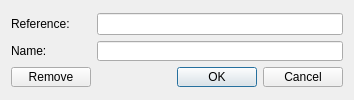
JAntn/wblocks, file FW/UI/referenceeditor.ui: the form before one commit.
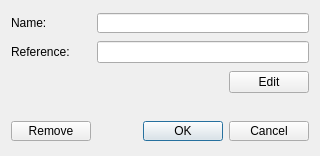
The form after the commit.

Commit message: Connect references with lines. A search bar. Bugs

Diff of the .ui file:
```diff
--- a/FW/UI/referenceeditor.ui
+++ b/FW/UI/referenceeditor.ui
@@ -6,8 +6,8 @@
    <rect>
     <x>0</x>
     <y>0</y>
-    <width>354</width>
-    <height>100</height>
+    <width>320</width>
+    <height>156</height>
    </rect>
   </property>
   <property name="windowTitle">
@@ -16,32 +16,6 @@
   <layout class="QVBoxLayout" name="verticalLayout_2">
    <item>
     <layout class="QVBoxLayout" name="verticalLayout">
-     <item>
-      <layout class="QHBoxLayout" name="horizontalLayout_3">
-       <item>
-        <widget class="QLabel" name="label_2">
-         <property name="minimumSize">
-          <size>
-           <width>80</width>
-           <height>20</height>
-          </size>
-         </property>
-         <property name="maximumSize">
-          <size>
-           <width>80</width>
-           <height>20</height>
-          </size>
-         </property>
-         <property name="text">
-          <string>Reference:</string>
-         </property>
-        </widget>
-       </item>
-       <item>
-        <widget class="QLineEdit" name="ReferenceLineEdit"/>
-       </item>
-      </layout>
-     </item>
      <item>
       <layout class="QHBoxLayout" name="horizontalLayout_2">
        <item>
@@ -81,6 +55,75 @@
        </item>
       </layout>
      </item>
+     <item>
+      <layout class="QHBoxLayout" name="horizontalLayout_3">
+       <item>
+        <widget class="QLabel" name="label_2">
+         <property name="minimumSize">
+          <size>
+           <width>80</width>
+           <height>20</height>
+          </size>
+         </property>
+         <property name="maximumSize">
+          <size>
+           <width>80</width>
+           <height>20</height>
+          </size>
+         </property>
+         <property name="text">
+          <string>Reference:</string>
+         </property>
+        </widget>
+       </item>
+       <item>
+        <widget class="QLineEdit" name="ReferenceLineEdit"/>
+       </item>
+      </layout>
+     </item>
+     <item>
+      <layout class="QHBoxLayout" name="horizontalLayout_4">
+       <item>
+        <spacer name="horizontalSpacer_2">
+         <property name="orientation">
+          <enum>Qt::Horizontal</enum>
+         </property>
+         <property name="sizeHint" stdset="0">
+          <size>
+           <width>40</width>
+           <height>20</height>
+          </size>
+         </property>
+        </spacer>
+       </item>
+       <item>
+        <widget class="QPushButton" name="EditButton">
+         <property name="minimumSize">
+          <size>
+           <width>0</width>
+           <height>20</height>
+          </size>
+         </property>
+         <property name="sizeIncrement">
+          <size>
+           <width>0</width>
+           <height>20</height>
+          </size>
+         </property>
+         <property name="text">
+          <string>Edit</string>
+         </property>
+        </widget>
+       </item>
+      </layout>
+     </item>
+     <item>
+      <layout class="QHBoxLayout" name="horizontalLayout_5">
+       <property name="topMargin">
+        <number>20</number>
+       </property>
+      </layout>
+     </item>
      <item>
       <layout class="QHBoxLayout" name="horizontalLayout">
        <item>
```
The commit also changes 24 other files.
